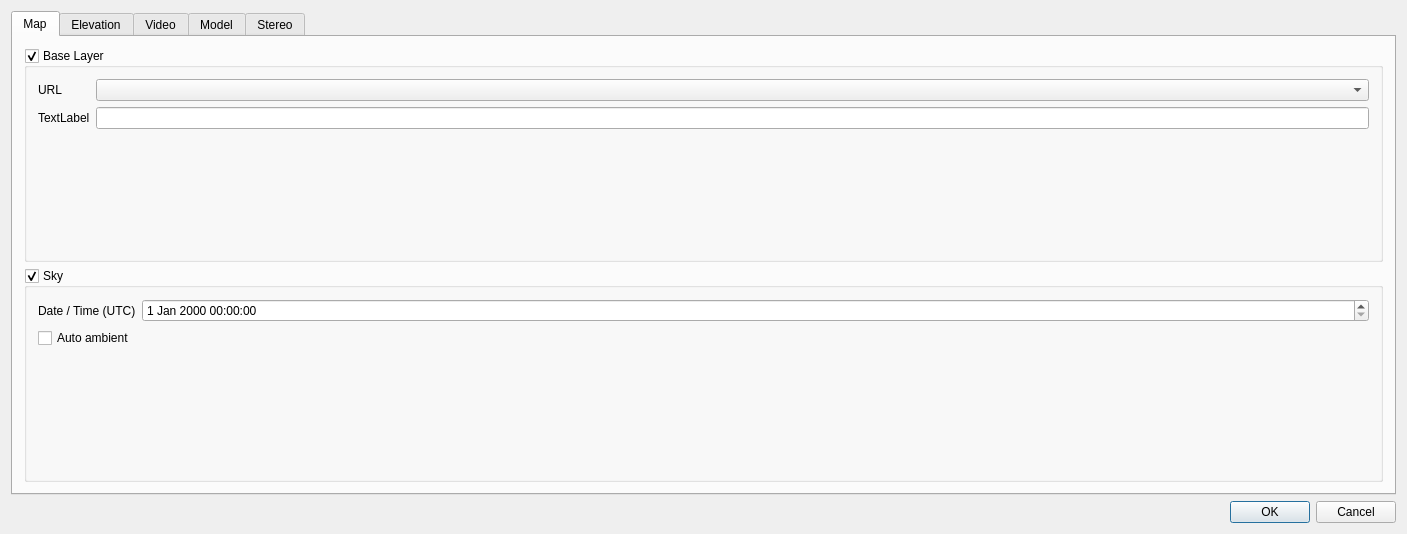
This is src/plugins/globe/globe_plugin_dialog_guibase.ui in carsmie/QGIS as Qt 5 draws it before an edit. The edited form follows.
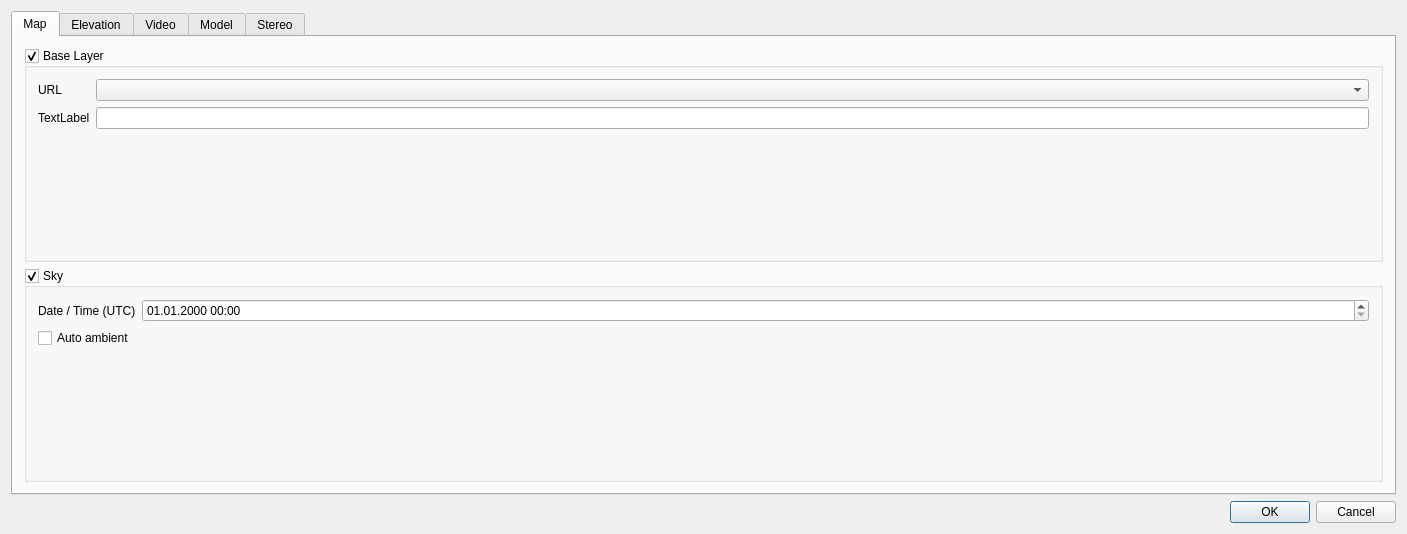
This is the edited form. Icons and pictures are not drawn.

Commit message: [globe] Use 4-digits for year in the date picker widget

What changed in the file:
```diff
--- a/src/plugins/globe/globe_plugin_dialog_guibase.ui
+++ b/src/plugins/globe/globe_plugin_dialog_guibase.ui
@@ -95,7 +95,11 @@
            </widget>
           </item>
           <item row="0" column="1">
-           <widget class="QDateTimeEdit" name="mSkyDateTime"/>
+           <widget class="QDateTimeEdit" name="mSkyDateTime">
+            <property name="displayFormat">
+             <string>dd.MM.yyyy HH:mm</string>
+            </property>
+           </widget>
           </item>
           <item row="2" column="0" colspan="2">
            <widget class="QCheckBox" name="mSkyAutoAmbient">
```
